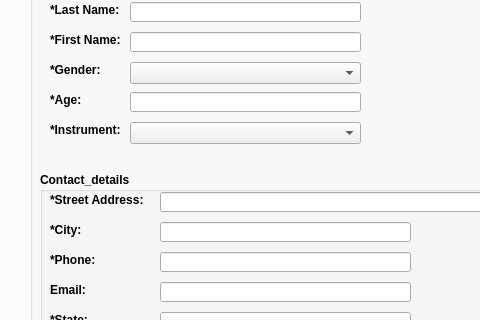
Qt form FURS/FURS_Management/furs_main_window.ui (singhraj82/FURS) before a commit; both pictures show x 304 to 784 and y 126 to 446 of the 914 by 683 pixel window.
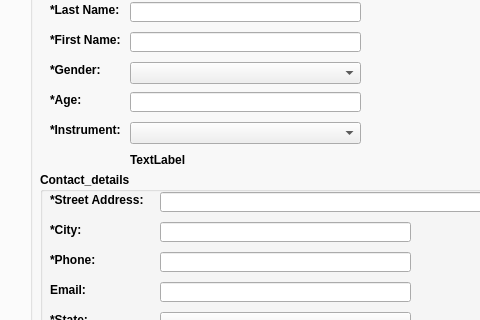
The same form after that commit. The open tabs and pages were chosen to show the change.

```diff
--- a/FURS/FURS_Management/furs_main_window.ui
+++ b/FURS/FURS_Management/furs_main_window.ui
@@ -948,6 +948,19 @@
               </rect>
              </property>
             </widget>
+            <widget class="QLabel" name="label_application_id_exist">
+             <property name="geometry">
+              <rect>
+               <x>100</x>
+               <y>180</y>
+               <width>221</width>
+               <height>16</height>
+              </rect>
+             </property>
+             <property name="text">
+              <string>TextLabel</string>
+             </property>
+            </widget>
            </widget>
            <widget class="QComboBox" name="combo_box_camp_exist">
             <property name="geometry">
```
Left out of the diff: 8 changed lines with no effect on the pictures.
